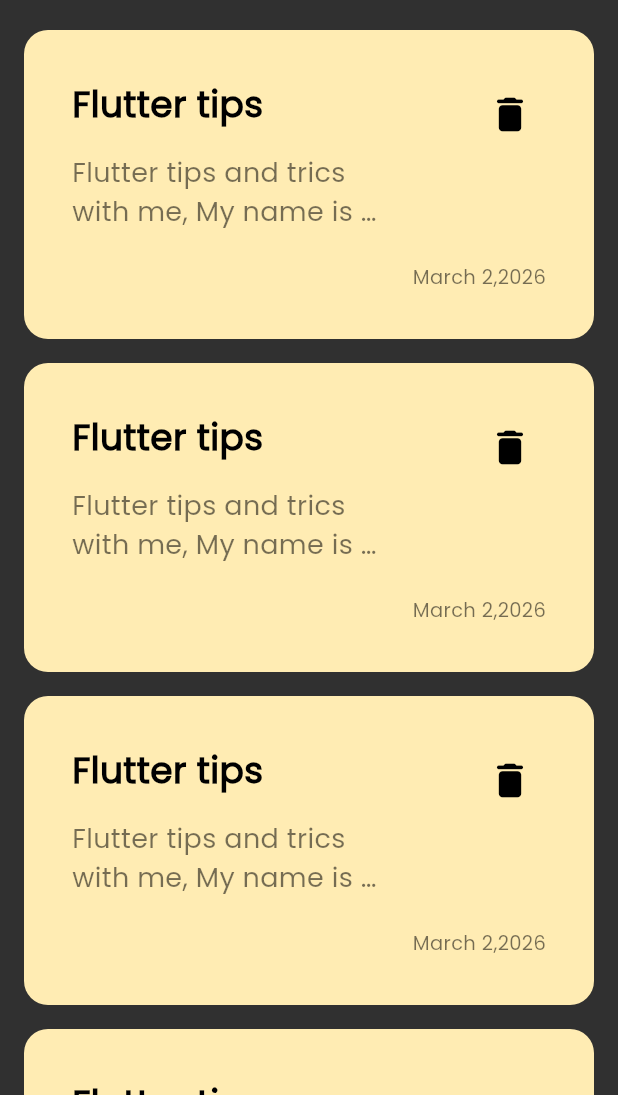
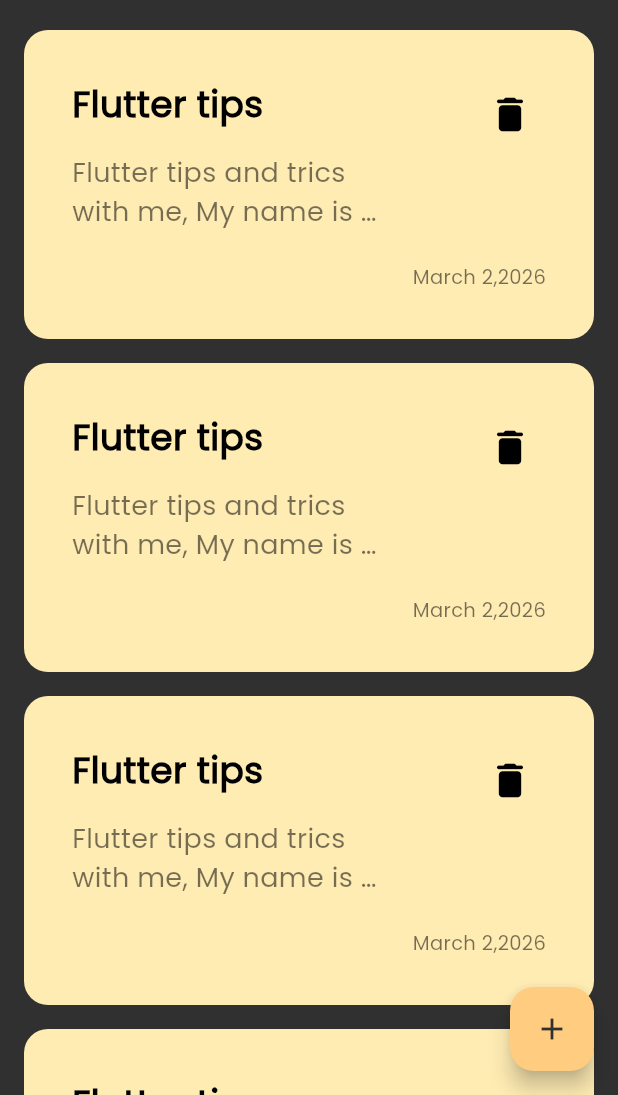
Before and after one commit to mohamedbasiouny0/NotesApp, a Flutter app: the screen it shows after launch, on a phone screen of 412 x 824 dp, the part 141-1236 px from its top. Run offline on Flutter 3.47's test engine with Material 3 defaults, Android fonts, the phone set to English and light mode, and no system bars; our stand-ins replace gap.

Commit message:
Add BottomSheetContent and CustomtextField widgets; update HomeView layout with floating action button

```diff
--- a/lib/features/home/views/home_view.dart
+++ b/lib/features/home/views/home_view.dart
@@ -1,4 +1,6 @@
 import 'package:flutter/material.dart';
+import 'package:gap/gap.dart';
+import 'package:test1/features/home/widgets/bottom_sheet_content.dart';
 import 'package:test1/features/home/widgets/notes_view_body.dart';
 
 class HomeView extends StatelessWidget {
@@ -6,6 +8,20 @@
 
   @override
   Widget build(BuildContext context) {
-    return Scaffold(body: NotesViewBody());
+    return Scaffold(
+      body: NotesViewBody(),
+      floatingActionButton: FloatingActionButton(
+        onPressed: () {
+          showModalBottomSheet(
+            backgroundColor: Color(0xff2E2E2E),
+            context: context,
+            builder: (context) => BottomSheetContent(),
+          );
+        },
+        backgroundColor: Colors.orange.shade200,
+        foregroundColor: Color(0xff303030),
+        child: Icon(Icons.add),
+      ),
+    );
   }
 }
--- /dev/null
+++ b/lib/features/home/widgets/notes_listview.dart
@@ -0,0 +1,15 @@
+import 'package:flutter/material.dart';
+import 'package:test1/features/home/widgets/note_item.dart';
+
+class NotesListView extends StatelessWidget {
+  const NotesListView({super.key});
+
+  @override
+  Widget build(BuildContext context) {
+    return ListView.builder(
+      padding: .zero,
+      itemCount: 6,
+      itemBuilder: (context, index) => NoteItem(),
+    );
+  }
+}
--- a/lib/features/home/widgets/notes_view_body.dart
+++ b/lib/features/home/widgets/notes_view_body.dart
@@ -2,6 +2,7 @@
 import 'package:gap/gap.dart';
 import 'package:test1/features/home/widgets/custom_app_bar.dart';
 import 'package:test1/features/home/widgets/note_item.dart';
+import 'package:test1/features/home/widgets/notes_listview.dart';
 
 class NotesViewBody extends StatelessWidget {
   const NotesViewBody({super.key});
@@ -21,16 +22,3 @@
     );
   }
 }
-
-class NotesListView extends StatelessWidget {
-  const NotesListView({super.key});
-
-  @override
-  Widget build(BuildContext context) {
-    return ListView.builder(
-      padding: .zero,
-      itemCount: 6,
-      itemBuilder: (context, index) => NoteItem(),
-    );
-  }
-}
```
Also changed, not shown: lib/features/home/widgets/bottom_sheet_content.dart (added, +36 -0 lines), lib/features/home/widgets/custom_text_field.dart (added, +27 -0 lines).
